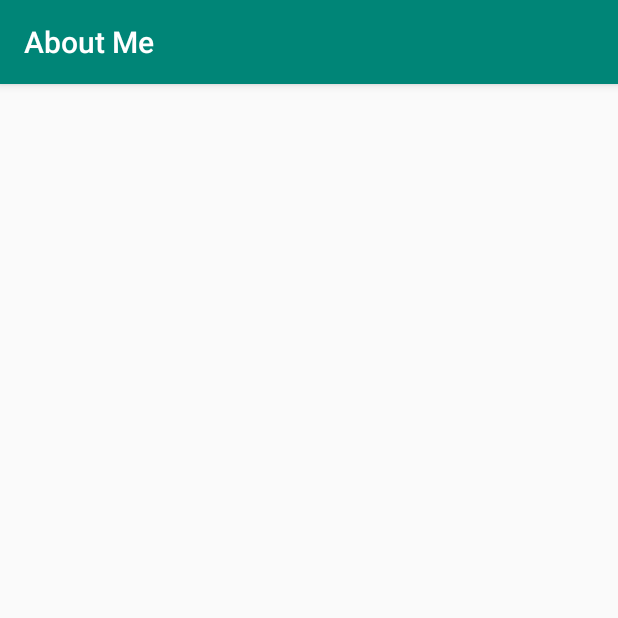
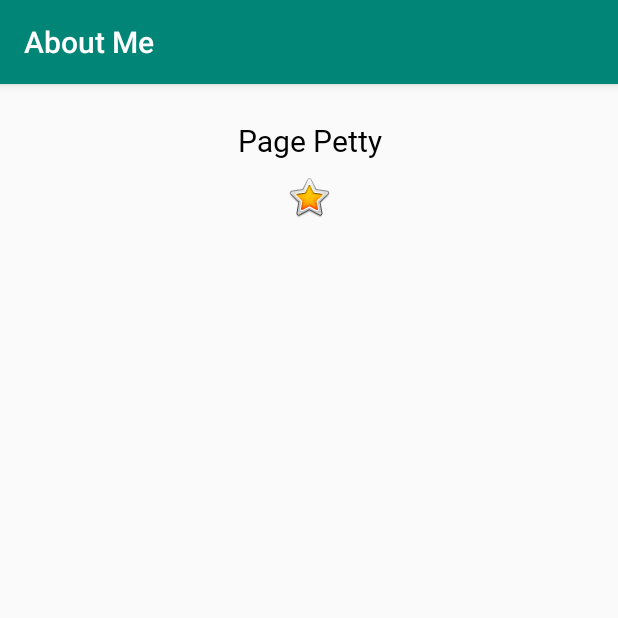
Before and after one commit to TGRBTRFLY/AboutMe, an Android app: the screen it shows after launch (MainActivity), on a phone screen of 412 x 824 dp, the top half of it. Run offline under Robolectric (Android 15) with nearby library versions, the phone set to English and light mode, and no system bars.

Commit message:
add star to name view

```diff
--- a/app/src/main/res/layout/activity_main.xml
+++ b/app/src/main/res/layout/activity_main.xml
@@ -6,7 +6,14 @@
     tools:context=".MainActivity">
 
     <TextView
-        android:layout_width="wrap_content"
-        android:layout_height="wrap_content" />
+        android:id="@+id/name_text"
+        style="@style/nameStyle"
+        android:layout_width="match_parent"
+        android:layout_height="wrap_content"
+        android:drawableBottom="@android:drawable/btn_star_big_on"
+        android:drawablePadding="8dp"
+        android:padding="8dp"
+        android:text="@string/page_petty"
+        android:textAlignment="center" />
 
 </LinearLayout>
--- /dev/null
+++ b/app/src/main/res/values/dimens.xml
@@ -0,0 +1,6 @@
+<?xml version="1.0" encoding="utf-8"?>
+<resources>
+    <dimen name="text_size">20sp</dimen>
+    <dimen name="small_padding">8dp</dimen>
+    <dimen name="layout_margin">16dp</dimen>
+</resources>
--- a/app/src/main/res/values/strings.xml
+++ b/app/src/main/res/values/strings.xml
@@ -1,3 +1,4 @@
 <resources>
     <string name="app_name">About Me</string>
+    <string name="page_petty">Page Petty</string>
 </resources>
--- a/app/src/main/res/values/styles.xml
+++ b/app/src/main/res/values/styles.xml
@@ -8,4 +8,12 @@
         <item name="colorAccent">@color/colorAccent</item>
     </style>
 
+    <style name="nameStyle">
+        <item name="android:layout_marginTop">@dimen/layout_margin</item>
+        <item name="android:fontFamily">@font/roboto</item>
+        <item name="android:paddingTop">@dimen/small_padding</item>
+        <item name="android:textColor">@android:color/black</item>
+        <item name="android:textSize">@dimen/text_size</item>
+    </style>
+
 </resources>
```
Also changed, not shown: app/src/main/res/font/roboto.ttf (added).
